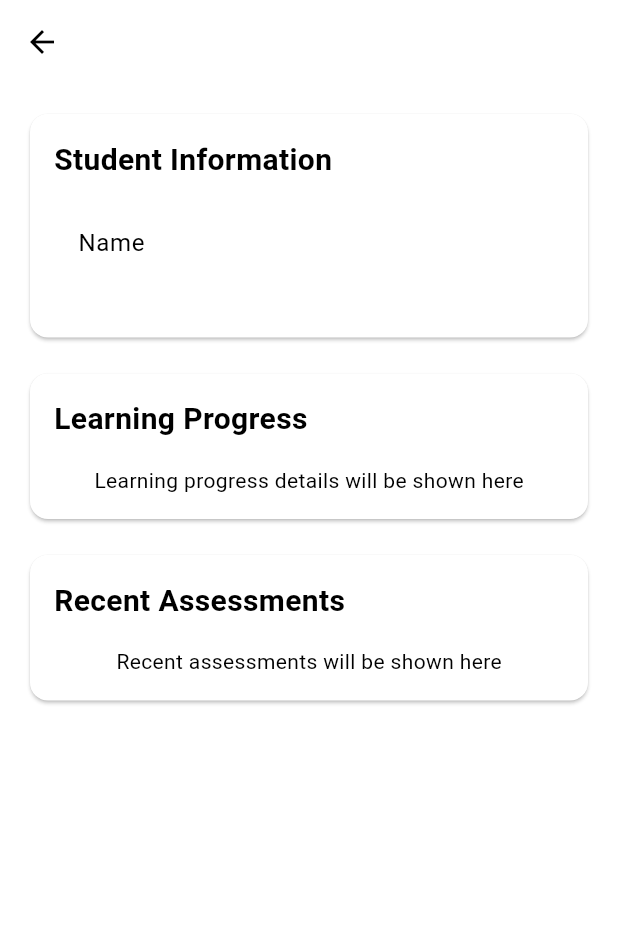
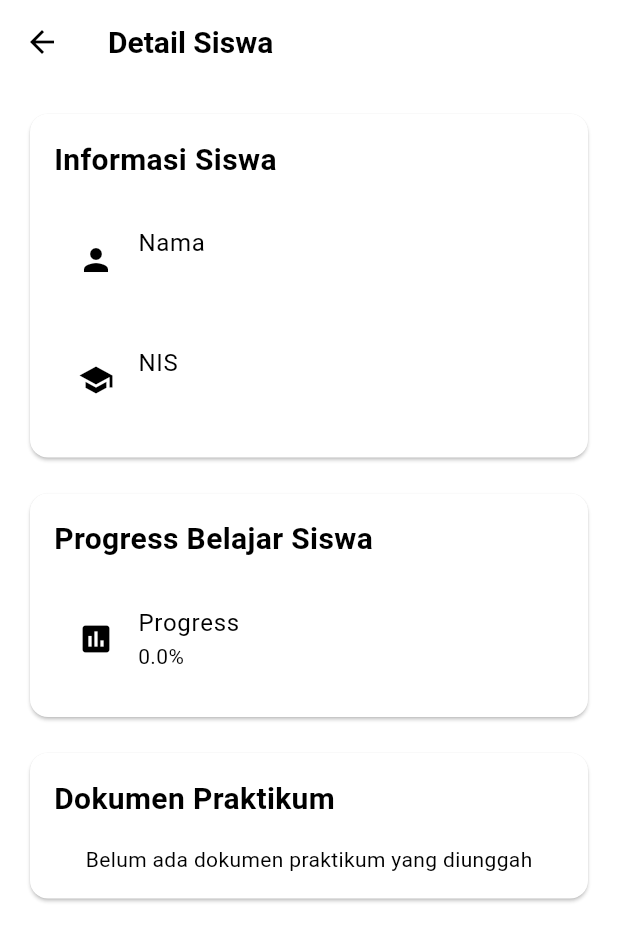
Before and after one commit to CevinWays/powergen_edu, a Flutter app: the StudentDetailPage screen opened directly with empty values, on a phone screen of 412 x 824 dp. Shown: the top 941 px of the screen. Run offline on Flutter 3.47's test engine with Material 3 defaults, Android fonts, the phone set to English and light mode, and no system bars; our stand-ins replace bloc, cached_network_image, cloud_firestore, equatable, file_picker, firebase_auth and 8 more; accounts and stored records are empty.

Commit message:
feat: Update AndroidManifest.xml with storage permissions and modify JSON data
- Added WRITE_EXTERNAL_STORAGE and READ_EXTERNAL_STORAGE permissions for Android 12 and lower in both debug and main AndroidManifest.xml files.
- Included granular media permissions for Android 13 and newer.
- Updated bab2.json, bab3.json, and final.json to reflect new IDs and titles.
- Refactored HomeBloc to ensure lastModule is always initialized.
- Changed HomePage to display total modules and updated logic for current module display.
- Renamed fetchBab1 to fetchModule in ModuleBloc and adjusted related method calls.
- Implemented PDF upload functionality in PostTestPage with Firebase integration.
- Created StudentDetailBloc and updated StudentDetailPage to display student information and uploaded PDFs.
- Enhanced teacher models to include fullName and nis fields.
- Updated teacher repository to fetch new fields from Firestore.
- Adjusted teacher home page to display student progress with new UI elements.
- Updated pubspec.yaml and pubspec.lock to include new dependencies for file picking and permission handling.

```diff
--- a/assets/data/bab2.json
+++ b/assets/data/bab2.json
@@ -1,5 +1,5 @@
 {
-  "id" : 1,
+  "id" : 2,
   "title" : "Bab 2",
   "description" : "Prosedur Pengoperasian Mesin Listrik Pembangkit",
   "estimatedHours" : 3,
--- a/assets/data/bab3.json
+++ b/assets/data/bab3.json
@@ -1,6 +1,6 @@
 {
-  "id" : 1,
-  "title" : "Bab 1",
+  "id" : 3,
+  "title" : "Bab 3",
   "description" : "Konsep Dasar Mesin Listrik Pembangkit dan Peralatan Mekanis Pembangkit.",
   "estimatedHours" : 3,
   "content" : [
--- a/lib/src/features/home/home_page.dart
+++ b/lib/src/features/home/home_page.dart
@@ -128,7 +128,7 @@ class HomePage extends StatelessWidget {
                               Expanded(
                                 child: _buildSummaryItem(
                                   icon: Icons.book_outlined,
-                                  label: 'Total Modul',
+                                  label: 'Total',
                                   value: (state.totalModules ?? 0).toString(),
                                   color: Colors.blue,
                                 ),
@@ -479,7 +479,7 @@ class HomePage extends StatelessWidget {
   Widget _buildCurrentModule(BuildContext context) {
     return BlocBuilder<HomeBloc, HomeState>(
       builder: (context, state) {
-        if (state is HomeLoaded && state.lastModule != null) {
+        if (state is HomeLoaded && state.lastModule.idModule != 0) {
           return Expanded(
             child: Column(
               crossAxisAlignment: CrossAxisAlignment.start,
--- a/lib/src/features/modules/bloc/module_bloc.dart
+++ b/lib/src/features/modules/bloc/module_bloc.dart
@@ -8,14 +8,14 @@ import 'package:powergen_edu/src/features/modules/models/content_model.dart';
 class ModuleBloc extends Cubit<ModuleState> {
   ModuleBloc() : super(InitModuleState());
 
-  Future<void> fetchBab1(int? id) async {
+  Future<void> fetchModule(int? id) async {
     emit(LoadingModuleState());
 
     String response = '';
 
     if (id == 1) {
       response = await rootBundle.loadString('assets/data/bab1.json');
-    } else if(id == 2) {
+    } else if (id == 2) {
       response = await rootBundle.loadString('assets/data/bab2.json');
     } else if (id == 3) {
       response = await rootBundle.loadString('assets/data/bab3.json');
--- a/lib/src/features/modules/module_detail_page.dart
+++ b/lib/src/features/modules/module_detail_page.dart
@@ -46,7 +46,7 @@ class _ModuleDetailPageState extends State<ModuleDetailPage> {
         showLiveFullscreenButton: false,
       ),
     );
-    moduleBloc.fetchBab1(widget.id);
+    moduleBloc.fetchModule(widget.id);
   }
 
   void listener() {
@@ -243,7 +243,9 @@ class _ModuleDetailPageState extends State<ModuleDetailPage> {
                               Navigator.push(
                                 context,
                                 MaterialPageRoute(
-                                    builder: (context) => const PostTestPage()),
+                                    builder: (context) => PostTestPage(
+                                      moduleId: (widget.id ?? 0).toString(),
+                                    )),
                               );
                             }
                           },
--- a/lib/src/features/teacher/student_detail/student_detail_page.dart
+++ b/lib/src/features/teacher/student_detail/student_detail_page.dart
@@ -1,4 +1,6 @@
 import 'package:flutter/material.dart';
+import 'package:cloud_firestore/cloud_firestore.dart';
+import 'package:url_launcher/url_launcher.dart';
 import '../teacher_home/models/teacher_home_models.dart';
 
 class StudentDetailPage extends StatelessWidget {
@@ -9,17 +11,26 @@ class StudentDetailPage extends StatelessWidget {
     required this.student,
   });
 
+  Future<void> _openPDF(String url) async {
+    if (await canLaunchUrl(Uri.parse(url))) {
+      await launchUrl(Uri.parse(url));
+    } else {
+      throw 'Could not launch $url';
+    }
+  }
+
   @override
   Widget build(BuildContext context) {
     return Scaffold(
       appBar: AppBar(
-        title: Text(student.studentName),
+        title: Text('Detail Siswa'),
       ),
       body: SingleChildScrollView(
         padding: const EdgeInsets.all(16.0),
         child: Column(
           crossAxisAlignment: CrossAxisAlignment.start,
           children: [
+            // Student Information Card
             Card(
               child: Padding(
                 padding: const EdgeInsets.all(16.0),
@@ -27,7 +38,7 @@ class StudentDetailPage extends StatelessWidget {
                   crossAxisAlignment: CrossAxisAlignment.start,
                   children: [
                     const Text(
-                      'Student Information',
+                      'Informasi Siswa',
                       style: TextStyle(
                         fontSize: 20,
                         fontWeight: FontWeight.bold,
@@ -35,59 +46,111 @@ class StudentDetailPage extends StatelessWidget {
                     ),
                     const SizedBox(height: 16),
                     ListTile(
-                      title: const Text('Name'),
-                      subtitle: Text(student.studentName),
+                      title: const Text('Nama'),
+                      subtitle: Text(student.fullName ?? '-'),
+                      leading: const Icon(Icons.person),
                     ),
-                    // ListTile(
-                    //   title: const Text('Class'),
-                    //   subtitle: Text(student.className ?? ''),
-                    // ),
-                  ],
-                ),
-              ),
-            ),
-            const SizedBox(height: 16),
-            const Card(
-              child: Padding(
-                padding: EdgeInsets.all(16.0),
-                child: Column(
-                  crossAxisAlignment: CrossAxisAlignment.start,
-                  children: [
-                    Text(
-                      'Learning Progress',
-                      style: TextStyle(
-                        fontSize: 20,
-                        fontWeight: FontWeight.bold,
-                      ),
-                    ),
-                    SizedBox(height: 16),
-                    // TODO: Implement learning progress visualization
-                    Center(
-                      child:
-                          Text('Learning progress details will be shown here'),
+                    const SizedBox(height: 8),
+                    ListTile(
+                      title: const Text('NIS'),
+                      subtitle: Text(student.nis),
+                      leading: const Icon(Icons.school),
                     ),
                   ],
                 ),
               ),
             ),
             const SizedBox(height: 16),
-            const Card(
+
+            // Learning Progress Card
+            Card(
               child: Padding(
-                padding: EdgeInsets.all(16.0),
+                padding: const EdgeInsets.all(16.0),
                 child: Column(
                   crossAxisAlignment: CrossAxisAlignment.start,
                   children: [
-                    Text(
-                      'Recent Assessments',
+                    const Text(
+                      'Progress Belajar Siswa',
+                      style: const TextStyle(
+                        fontSize: 20,
+                        fontWeight: FontWeight.bold,
+                      ),
+                    ),
+                    const SizedBox(height: 16),
+                    ListTile(
+                      title: const Text('Progress'),
+                      subtitle: Text('${student.progressPercentage}%'),
+                      leading: const Icon(Icons.assessment),
+                    ),
+                  ],
+                ),
+              ),
+            ),
+            const SizedBox(height: 16),
+
+            // Uploaded PDFs Card
+            Card(
+              child: Padding(
+                padding: const EdgeInsets.all(16.0),
+                child: Column(
+                  crossAxisAlignment: CrossAxisAlignment.start,
+                  children: [
+                    const Text(
+                      'Dokumen Praktikum',
                       style: TextStyle(
                         fontSize: 20,
                         fontWeight: FontWeight.bold,
                       ),
                     ),
-                    SizedBox(height: 16),
-                    // TODO: Implement recent assessments list
-                    Center(
-                      child: Text('Recent assessments will be shown here'),
+                    const SizedBox(height: 16),
+                    StreamBuilder<QuerySnapshot>(
+                      stream: FirebaseFirestore.instance
+                          .collection('student_pdfs')
+                          .where('userId', isEqualTo: student.id)
+                          .orderBy('uploadedAt', descending: true)
+                          .snapshots(),
+                      builder: (context, snapshot) {
+                        if (snapshot.hasError) {
+                          return const Text(
+                              'Terjadi kesalahan saat memuat data');
+                        }
+
+                        if (snapshot.connectionState ==
+                            ConnectionState.waiting) {
+                          return const Center(
+                              child: CircularProgressIndicator());
+                        }
+
+                        if (!snapshot.hasData || snapshot.data!.docs.isEmpty) {
+                          return const Center(
+                            child: Text(
+                                'Belum ada dokumen praktikum yang diunggah'),
+                          );
+                        }
+
+                        return ListView.builder(
+                          shrinkWrap: true,
+                          physics: const NeverScrollableScrollPhysics(),
+                          itemCount: snapshot.data!.docs.length,
+                          itemBuilder: (context, index) {
+                            final doc = snapshot.data!.docs[index];
+                            final data = doc.data() as Map<String, dynamic>;
+                            return ListTile(
+                              leading: const Icon(Icons.picture_as_pdf),
+                              title: Text(data['fileName'] ?? 'Unnamed PDF'),
+                              subtitle: Text(data['uploadedAt'] != null
+                                  ? (data['uploadedAt'] as Timestamp)
+                                      .toDate()
+                                      .toString()
+                                  : 'Date unknown'),
+                              trailing: IconButton(
+                                icon: const Icon(Icons.open_in_new),
+                                onPressed: () => _openPDF(data['downloadUrl']),
+                              ),
+                            );
+                          },
+                        );
+                      },
                     ),
                   ],
                 ),
--- a/lib/src/features/teacher/teacher_home/models/teacher_home_models.dart
+++ b/lib/src/features/teacher/teacher_home/models/teacher_home_models.dart
@@ -1,11 +1,15 @@
 class StudentProgress {
   final String id;
   final String studentName;
+  final String nis;
+  final String? fullName;
   final double? progressPercentage;
 
   StudentProgress({
     required this.id,
     required this.studentName,
+    required this.nis,
+    this.fullName,
     this.progressPercentage,
   });
 }
@@ -13,12 +17,17 @@ class StudentProgress {
 class Student {
   final String id;
   final String name;
+  final String? fullName;
+  final String? nis;
   final String? className;
 
   Student({
     required this.id,
     required this.name,
     this.className,
+    this.fullName,
+    this.nis,
+
   });
 }
 
--- a/lib/src/features/teacher/teacher_home/repositories/teacher_home_repository.dart
+++ b/lib/src/features/teacher/teacher_home/repositories/teacher_home_repository.dart
@@ -13,9 +13,12 @@ class TeacherHomeRepository {
       return snapshot.docs.map((doc) {
         final data = doc.data();
         return StudentProgress(
-          id: doc.id,
+          id: data['uid'] as String,
+          nis: data['nis'] as String,
+          fullName: data['fullName'] as String?,
           studentName: data['username'] as String,
-            progressPercentage: (data['total_progress'] as num?)?.toDouble() ?? 0.0,
+          progressPercentage:
+              (data['total_progress'] as num?)?.toDouble() ?? 0.0,
         );
       }).toList();
     } catch (e) {
@@ -29,7 +32,9 @@ class TeacherHomeRepository {
       return snapshot.docs.map((doc) {
         final data = doc.data();
         return Student(
-          id: doc.id,
+          id: data['uid'] as String,
+          nis: data['nis'] as String,
+          fullName: data['fullName'] as String?,
           name: data['username'] as String,
         );
       }).toList();
--- a/pubspec.yaml
+++ b/pubspec.yaml
@@ -36,6 +36,9 @@ dependencies:
   # Use with the CupertinoIcons class for iOS style icons.
   cupertino_icons: ^1.0.2
   flutter_launcher_icons: ^0.14.3
+  file_picker: ^10.1.2
+  firebase_storage: ^12.4.5
+  permission_handler: ^12.0.0+1
 
 dev_dependencies:
   flutter_test:
```
Also changed, not shown: assets/data/final.json (+4 -74 lines), lib/src/features/home/bloc/home_bloc.dart (+13 -3 lines), lib/src/features/post_test/bloc/post_test_bloc/post_test_bloc.dart (+27 -5 lines), lib/src/features/post_test/post_test_page.dart (+107 -70 lines), lib/src/features/teacher/teacher_home/teacher_home_page.dart (+15 -2 lines), lib/src/features/teacher/student_detail/bloc/student_detail_bloc.dart (added), pubspec.lock, 2 other files.
